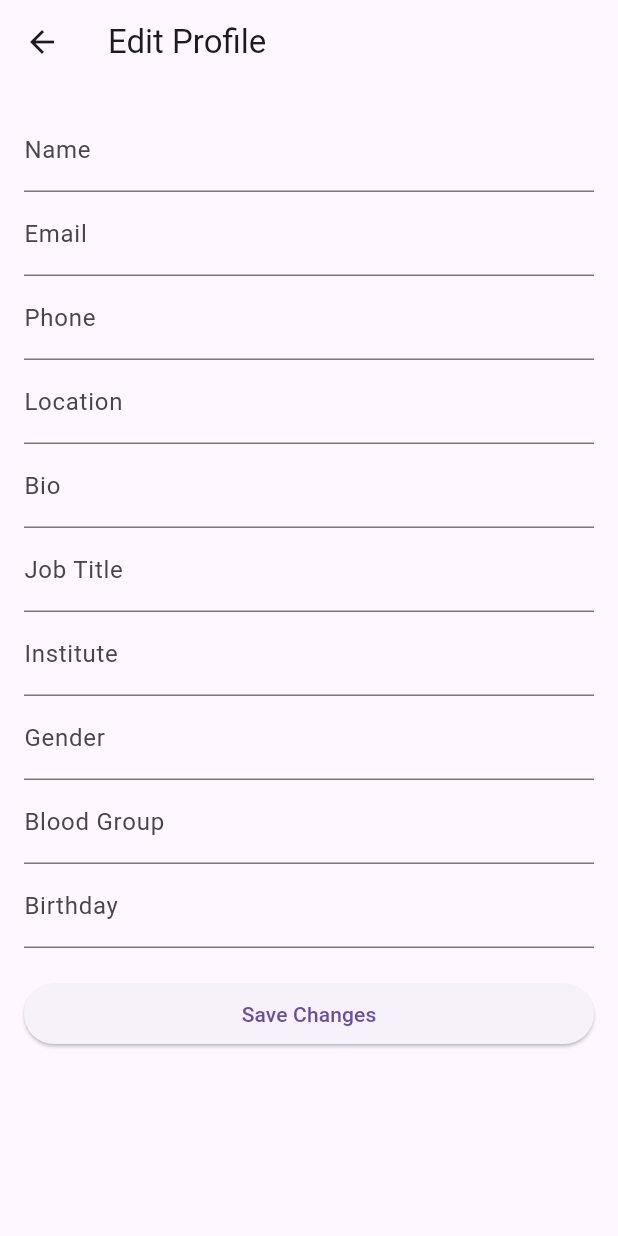
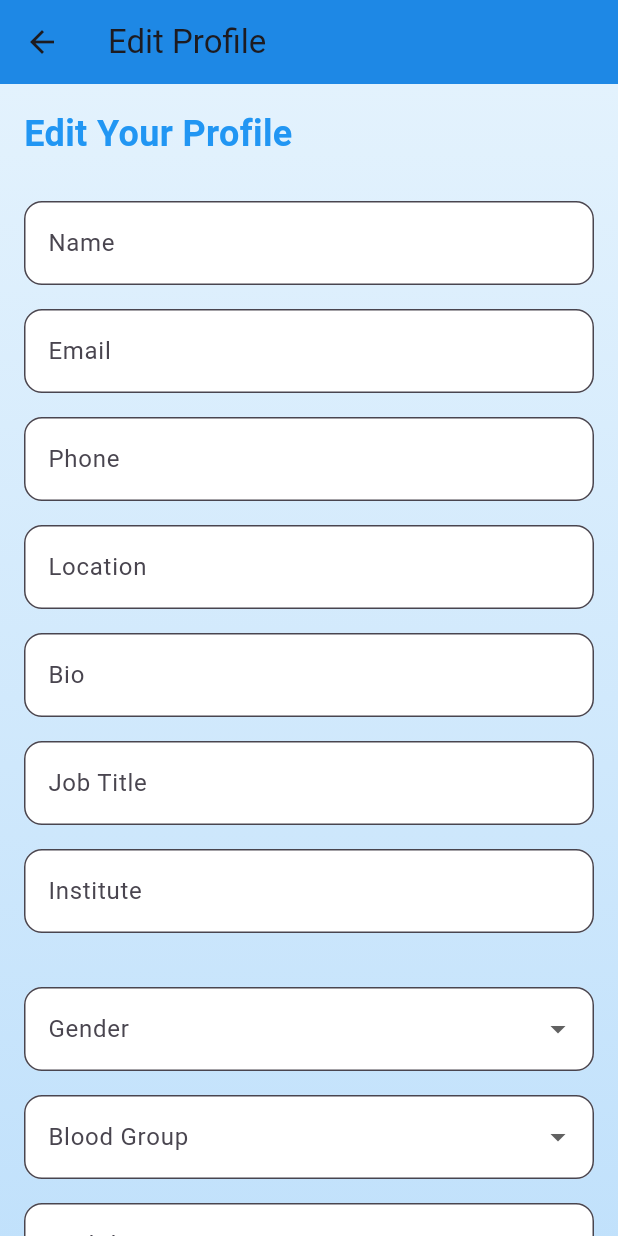
Before and after one commit to emtiaz1/on_the_go, a Flutter app: the EditProfilePage screen opened directly with empty values, on a phone screen of 412 x 824 dp. Run offline on Flutter 3.47's test engine with Material 3 defaults, Android fonts, the phone set to English and light mode, and no system bars; our stand-ins replace cloud_firestore, firebase_auth, firebase_core, flutter_map, google_fonts, icons_plus and 3 more; missing offline and left inert: flutter_map_location_marker; accounts and stored records are empty.

Commit message:
edit profile v2

```diff
--- a/lib/EditProfilePage.dart
+++ b/lib/EditProfilePage.dart
@@ -1,6 +1,7 @@
 import 'package:flutter/material.dart';
 import 'package:cloud_firestore/cloud_firestore.dart';
 import 'package:firebase_auth/firebase_auth.dart';
+import 'package:intl/intl.dart'; // Add this import for date formatting
 
 class EditProfilePage extends StatefulWidget {
   final String name;
@@ -46,6 +47,9 @@
   late String bloodGroup;
   late String birthday;
 
+  final List<String> genderOptions = ['Male', 'Female', 'Other'];
+  final List<String> bloodGroupOptions = ['A+', 'A-', 'B+', 'B-', 'O+', 'O-', 'AB+', 'AB-'];
+
   @override
   void initState() {
     super.initState();
@@ -90,81 +94,177 @@
     }
   }
 
+  Future<void> _selectBirthday(BuildContext context) async {
+    final DateTime? pickedDate = await showDatePicker(
+      context: context,
+      initialDate: birthday.isNotEmpty
+          ? DateFormat('dd/MM/yyyy').parse(birthday)
+          : DateTime.now(),
+      firstDate: DateTime(1900),
+      lastDate: DateTime.now(),
+    );
+
+    if (pickedDate != null) {
+      setState(() {
+        birthday = DateFormat('dd/MM/yyyy').format(pickedDate);
+      });
+    }
+  }
+
   @override
   Widget build(BuildContext context) {
     return Scaffold(
       appBar: AppBar(
         title: const Text('Edit Profile'),
+        backgroundColor: Colors.blue.shade600,
       ),
-      body: Padding(
+      body: SingleChildScrollView(
+        child: Container(
           padding: const EdgeInsets.all(16.0),
+          decoration: BoxDecoration(
+            gradient: LinearGradient(
+              colors: [Colors.blue.shade50, Colors.blue.shade100],
+              begin: Alignment.topCenter,
+              end: Alignment.bottomCenter,
+            ),
+          ),
           child: Form(
             key: _formKey,
-          child: ListView(
+            child: Column(
+              crossAxisAlignment: CrossAxisAlignment.start,
               children: [
-              TextFormField(
-                initialValue: name,
-                decoration: const InputDecoration(labelText: 'Name'),
-                onChanged: (value) => name = value,
+                const Text(
+                  'Edit Your Profile',
+                  style: TextStyle(
+                    fontSize: 24,
+                    fontWeight: FontWeight.bold,
+                    color: Colors.blue,
                   ),
-              TextFormField(
-                initialValue: email,
-                decoration: const InputDecoration(labelText: 'Email'),
-                onChanged: (value) => email = value,
-              ),
-              TextFormField(
-                initialValue: phone,
-                decoration: const InputDecoration(labelText: 'Phone'),
-                onChanged: (value) => phone = value,
-              ),
-              TextFormField(
-                initialValue: location,
-                decoration: const InputDecoration(labelText: 'Location'),
-                onChanged: (value) => location = value,
-              ),
-              TextFormField(
-                initialValue: bio,
-                decoration: const InputDecoration(labelText: 'Bio'),
-                onChanged: (value) => bio = value,
-              ),
-              TextFormField(
-                initialValue: jobTitle,
-                decoration: const InputDecoration(labelText: 'Job Title'),
-                onChanged: (value) => jobTitle = value,
-              ),
-              TextFormField(
-                initialValue: institute,
-                decoration: const InputDecoration(labelText: 'Institute'),
-                onChanged: (value) => institute = value,
-              ),
-              TextFormField(
-                initialValue: gender,
-                decoration: const InputDecoration(labelText: 'Gender'),
-                onChanged: (value) => gender = value,
-              ),
-              TextFormField(
-                initialValue: bloodGroup,
-                decoration: const InputDecoration(labelText: 'Blood Group'),
-                onChanged: (value) => bloodGroup = value,
-              ),
-              TextFormField(
-                initialValue: birthday,
-                decoration: const InputDecoration(labelText: 'Birthday'),
-                onChanged: (value) => birthday = value,
                 ),
                 const SizedBox(height: 20),
-              ElevatedButton(
+                _buildTextField('Name', name, (value) => name = value),
+                _buildTextField('Email', email, (value) => email = value),
+                _buildTextField('Phone', phone, (value) => phone = value),
+                _buildTextField('Location', location, (value) => location = value),
+                _buildTextField('Bio', bio, (value) => bio = value),
+                _buildTextField('Job Title', jobTitle, (value) => jobTitle = value),
+                _buildTextField('Institute', institute, (value) => institute = value),
+                const SizedBox(height: 20),
+
+                // Gender Dropdown
+                _buildDropdown(
+                  'Gender',
+                  genderOptions,
+                  gender,
+                  (value) => setState(() => gender = value!),
+                ),
+
+                // Blood Group Dropdown
+                _buildDropdown(
+                  'Blood Group',
+                  bloodGroupOptions,
+                  bloodGroup,
+                  (value) => setState(() => bloodGroup = value!),
+                ),
+
+                // Birthday Picker
+                Padding(
+                  padding: const EdgeInsets.symmetric(vertical: 8.0),
+                  child: GestureDetector(
+                    onTap: () => _selectBirthday(context),
+                    child: AbsorbPointer(
+                      child: TextFormField(
+                        decoration: InputDecoration(
+                          labelText: 'Birthday',
+                          border: OutlineInputBorder(
+                            borderRadius: BorderRadius.circular(12.0),
+                          ),
+                          filled: true,
+                          fillColor: Colors.white,
+                        ),
+                        controller: TextEditingController(text: birthday),
+                      ),
+                    ),
+                  ),
+                ),
+
+                const SizedBox(height: 30),
+                Center(
+                  child: ElevatedButton(
                     onPressed: () {
                       if (_formKey.currentState!.validate()) {
                         _updateProfile();
                       }
                     },
-                child: const Text('Save Changes'),
+                    style: ElevatedButton.styleFrom(
+                      backgroundColor: Colors.blue.shade600,
+                      padding: const EdgeInsets.symmetric(horizontal: 50, vertical: 15),
+                      shape: RoundedRectangleBorder(
+                        borderRadius: BorderRadius.circular(12.0),
+                      ),
+                    ),
+                    child: const Text(
+                      'Save Changes',
+                      style: TextStyle(
+                        fontSize: 16,
+                        fontWeight: FontWeight.bold,
+                        color: Colors.white,
+                      ),
+                    ),
+                  ),
                 ),
               ],
             ),
           ),
         ),
+      ),
+    );
+  }
+
+  Widget _buildTextField(String label, String initialValue, Function(String) onChanged) {
+    return Padding(
+      padding: const EdgeInsets.symmetric(vertical: 8.0),
+      child: TextFormField(
+        initialValue: initialValue,
+        decoration: InputDecoration(
+          labelText: label,
+          border: OutlineInputBorder(
+            borderRadius: BorderRadius.circular(12.0),
+          ),
+          filled: true,
+          fillColor: Colors.white,
+        ),
+        onChanged: onChanged,
+      ),
+    );
+  }
+
+  Widget _buildDropdown(
+    String label,
+    List<String> options,
+    String selectedValue,
+    Function(String?) onChanged,
+  ) {
+    return Padding(
+      padding: const EdgeInsets.symmetric(vertical: 8.0),
+      child: DropdownButtonFormField<String>(
+        value: selectedValue.isNotEmpty ? selectedValue : null,
+        decoration: InputDecoration(
+          labelText: label,
+          border: OutlineInputBorder(
+            borderRadius: BorderRadius.circular(12.0),
+          ),
+          filled: true,
+          fillColor: Colors.white,
+        ),
+        items: options
+            .map((option) => DropdownMenuItem(
+                  value: option,
+                  child: Text(option),
+                ))
+            .toList(),
+        onChanged: onChanged,
+      ),
     );
   }
 }
```
Lines whose indentation alone changed are shown as unchanged.
